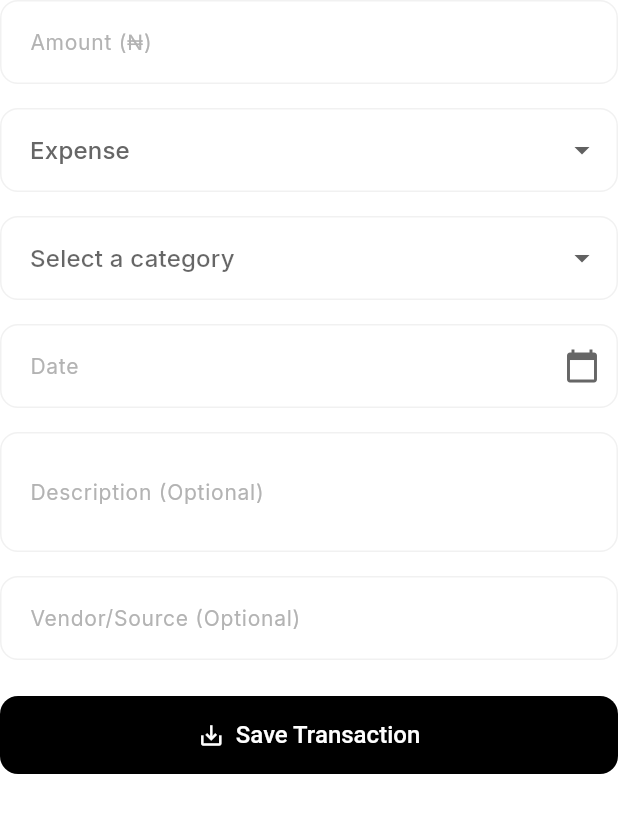
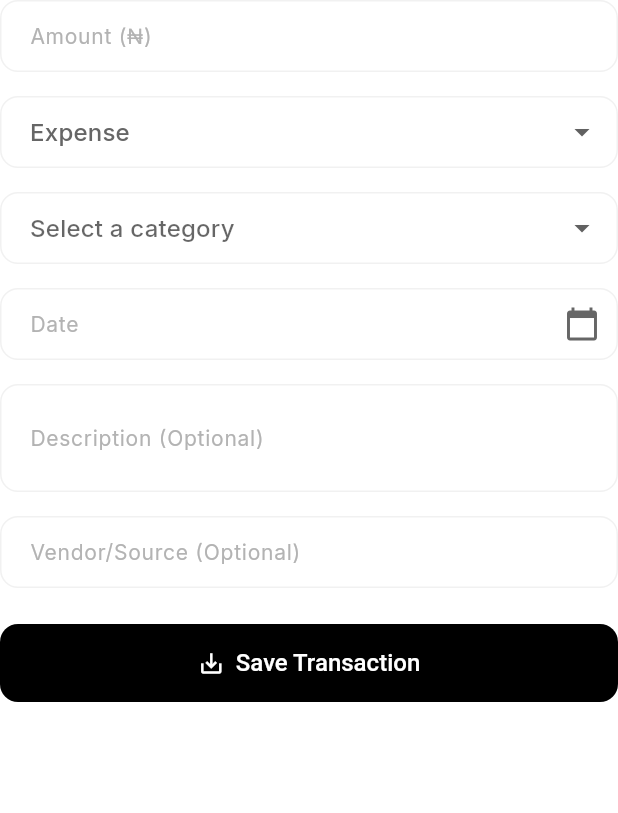
Before and after one commit to goodness273/spending-income-multi2, a Flutter app: the ManualFormInterface widget shown alone on an empty page, opened directly with empty values, on a phone screen of 412 x 824 dp. Shown: the top 813 px of the screen. Run offline on Flutter 3.47's test engine with Material 3 defaults, Android fonts, the phone set to English and light mode, and no system bars; our stand-ins replace cloud_firestore, firebase_auth, firebase_core, flutter_riverpod, flutter_svg, google_fonts and 4 more; accounts and stored records are empty.

Commit message:
Push latest app version - includes mobile UI improvements

```diff
--- a/lib/screens/transactions/add_transaction/manual_form_interface.dart
+++ b/lib/screens/transactions/add_transaction/manual_form_interface.dart
@@ -49,6 +49,7 @@ class _ManualFormInterfaceState extends State<ManualFormInterface> {
 
     return Form(
       key: widget.formKey,
+      child: SingleChildScrollView(
         child: Column(
           crossAxisAlignment: CrossAxisAlignment.stretch,
           children: [
@@ -68,6 +69,7 @@ class _ManualFormInterfaceState extends State<ManualFormInterface> {
                 labelText: 'Amount (₦)',
                 prefixText: '₦ ',
                 border: OutlineInputBorder(borderRadius: BorderRadius.circular(12)),
+                contentPadding: const EdgeInsets.symmetric(vertical: 12, horizontal: 16),
               ),
               keyboardType: const TextInputType.numberWithOptions(decimal: true),
               validator: (value) {
@@ -84,6 +86,7 @@ class _ManualFormInterfaceState extends State<ManualFormInterface> {
               decoration: InputDecoration(
                 labelText: 'Type',
                 border: OutlineInputBorder(borderRadius: BorderRadius.circular(12)),
+                contentPadding: const EdgeInsets.symmetric(vertical: 12, horizontal: 16),
               ),
               items: TransactionType.values.map((type) {
                 return DropdownMenuItem(
@@ -104,6 +107,7 @@ class _ManualFormInterfaceState extends State<ManualFormInterface> {
               decoration: InputDecoration(
                 labelText: 'Category',
                 border: OutlineInputBorder(borderRadius: BorderRadius.circular(12)),
+                contentPadding: const EdgeInsets.symmetric(vertical: 12, horizontal: 16),
               ),
               hint: const Text('Select a category'),
               items: categories.map((category) {
@@ -127,6 +131,7 @@ class _ManualFormInterfaceState extends State<ManualFormInterface> {
                 labelText: 'Date',
                 border: OutlineInputBorder(borderRadius: BorderRadius.circular(12)),
                 suffixIcon: const Icon(Icons.calendar_today),
+                contentPadding: const EdgeInsets.symmetric(vertical: 12, horizontal: 16),
               ),
               readOnly: true,
               onTap: () async {
@@ -138,7 +143,6 @@ class _ManualFormInterfaceState extends State<ManualFormInterface> {
                 );
                 if (pickedDate != null && pickedDate != widget.selectedDate) {
                   widget.onDateChanged(pickedDate);
-                widget.dateController.text = DateFormat('yyyy-MM-dd').format(pickedDate);
                 }
               },
             ),
@@ -149,6 +153,7 @@ class _ManualFormInterfaceState extends State<ManualFormInterface> {
               decoration: InputDecoration(
                 labelText: 'Description${widget.isReviewingAi ? '' : ' (Optional)'}',
                 border: OutlineInputBorder(borderRadius: BorderRadius.circular(12)),
+                contentPadding: const EdgeInsets.symmetric(vertical: 12, horizontal: 16),
               ),
               maxLines: 2,
             ),
@@ -159,15 +164,15 @@ class _ManualFormInterfaceState extends State<ManualFormInterface> {
               decoration: InputDecoration(
                 labelText: 'Vendor/Source${widget.isReviewingAi ? '' : ' (Optional)'}',
                 border: OutlineInputBorder(borderRadius: BorderRadius.circular(12)),
+                contentPadding: const EdgeInsets.symmetric(vertical: 12, horizontal: 16),
               ),
             ),
 
-          if (!widget.isReviewingAi)
-            Padding(
-              padding: const EdgeInsets.only(top: 24.0),
-              child: ElevatedButton.icon(
-                icon: const Icon(Icons.save_alt_outlined),
-                label: const Text('Save Transaction'),
+            const SizedBox(height: 24),
+
+            ElevatedButton.icon(
+              icon: Icon(widget.isReviewingAi ? Icons.check_circle_outline : Icons.save_alt_outlined),
+              label: Text(widget.isReviewingAi ? 'Confirm & Save' : 'Save Transaction'),
               style: AppTheme.getPrimaryButtonStyle(context),
               onPressed: () {
                 if (widget.formKey.currentState!.validate()) {
@@ -176,24 +181,11 @@ class _ManualFormInterfaceState extends State<ManualFormInterface> {
                 }
               },
             ),
+
+            // Add some bottom padding to ensure the button is visible when scrolling
+            const SizedBox(height: 16),
+          ],
         ),
-
-          if (widget.isReviewingAi)
-            Padding(
-              padding: const EdgeInsets.only(top: 24.0),
-              child: ElevatedButton.icon(
-                icon: const Icon(Icons.save_alt_outlined),
-                label: const Text('Confirm & Save'),
-                style: AppTheme.getPrimaryButtonStyle(context),
-                onPressed: () {
-                  if (widget.formKey.currentState!.validate()) {
-                    // The parent will handle the save operation
-                    Navigator.pop(context, _buildTransaction());
-                  }
-                },
-              ),
-            ),
-        ],
       ),
     );
   }
```
Also changed, not shown: flutter_01.png (added), flutter_02.png (added). Lines whose indentation alone changed are shown as unchanged.
